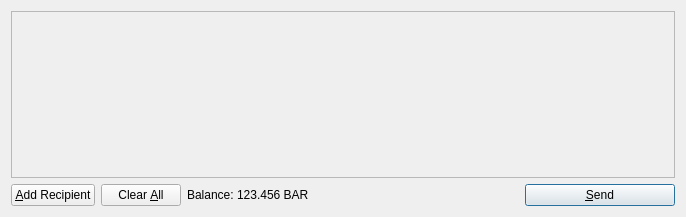
SpoonITCurrency/SpoonITCoin, file src/qt/forms/sendcoinsdialog.ui: the form before one commit.
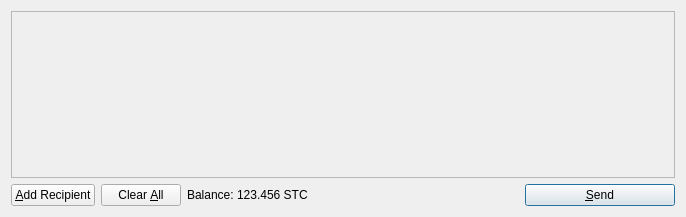
The form after the commit. Icons and pictures are not drawn.

Diff of the .ui file:
```diff
--- a/src/qt/forms/sendcoinsdialog.ui
+++ b/src/qt/forms/sendcoinsdialog.ui
@@ -119,7 +119,7 @@
           <cursorShape>IBeamCursor</cursorShape>
          </property>
          <property name="text">
-          <string>123.456 BAR</string>
+          <string>123.456 STC</string>
          </property>
          <property name="textInteractionFlags">
           <set>Qt::LinksAccessibleByMouse|Qt::TextSelectableByKeyboard|Qt::TextSelectableByMouse</set>
```
